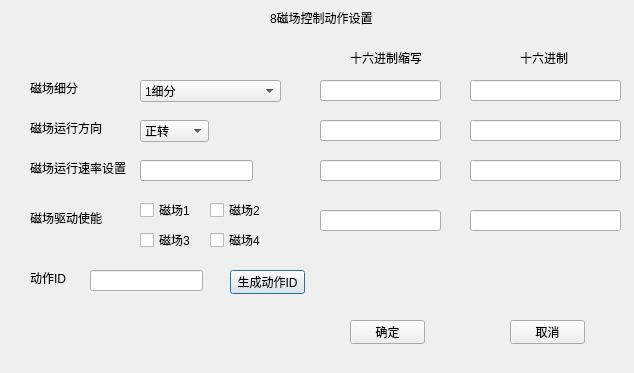
JcypVacant/-experiment-process-config, file ui/magneticfield.ui: the form before one commit.
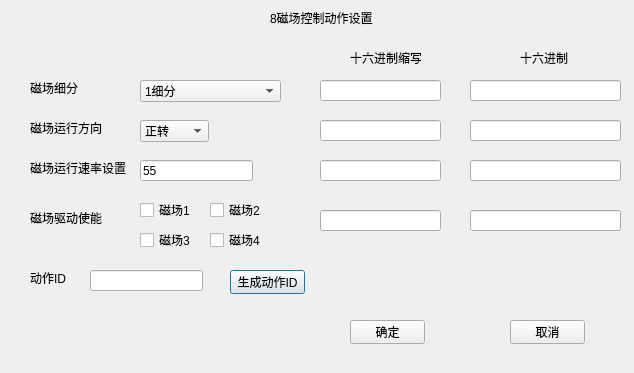
The form after the commit.

Commit message: 实现7电机状态查询和8磁场的参数配置功能

```diff
--- a/ui/magneticfield.ui
+++ b/ui/magneticfield.ui
@@ -124,6 +124,9 @@
      <height>21</height>
     </rect>
    </property>
+   <property name="text">
+    <string>55</string>
+   </property>
   </widget>
   <widget class="QLabel" name="label_5">
    <property name="geometry">
@@ -164,22 +167,22 @@
     <string>磁场2</string>
    </property>
   </widget>
-  <widget class="QCheckBox" name="checkBox_3">
-   <property name="geometry">
-    <rect>
-     <x>210</x>
-     <y>230</y>
-     <width>61</width>
-     <height>20</height>
-    </rect>
-   </property>
-   <property name="text">
-    <string>磁场4</string>
-   </property>
-  </widget>
   <widget class="QCheckBox" name="checkBox_4">
    <property name="geometry">
     <rect>
+     <x>210</x>
+     <y>230</y>
+     <width>61</width>
+     <height>20</height>
+    </rect>
+   </property>
+   <property name="text">
+    <string>磁场4</string>
+   </property>
+  </widget>
+  <widget class="QCheckBox" name="checkBox_3">
+   <property name="geometry">
+    <rect>
      <x>140</x>
      <y>230</y>
      <width>61</width>
```
Left out of the diff: 30 changed lines with no effect on the pictures. The commit also changes 12 other files.
